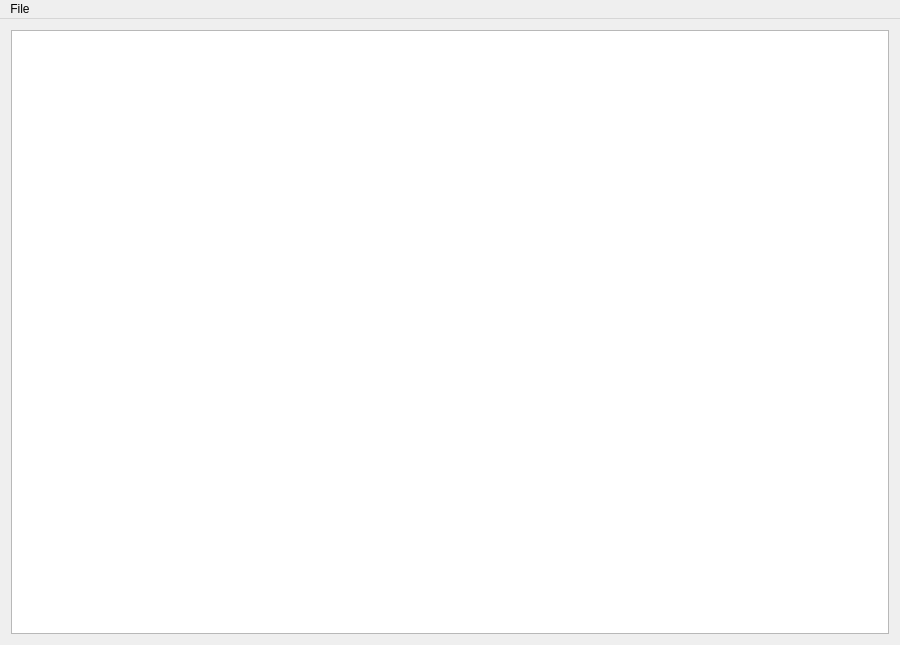
alexyarikov/SimpleJsonViewer, file SimpleJsonViewer/SimpleJsonViewer.ui: the form before one commit.
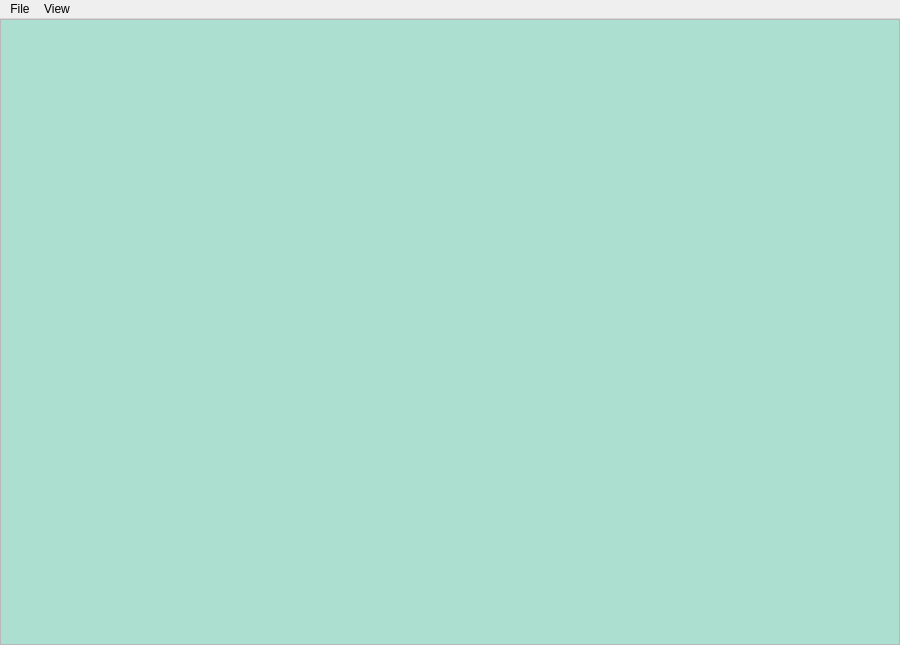
The form after the commit.

```diff
--- a/SimpleJsonViewer/SimpleJsonViewer.ui
+++ b/SimpleJsonViewer/SimpleJsonViewer.ui
@@ -14,9 +14,64 @@
    <string>SimpleJsonViewer</string>
   </property>
   <widget class="QWidget" name="centralWidget">
-   <layout class="QVBoxLayout" name="verticalLayout">
-    <item>
+   <layout class="QGridLayout" name="gridLayout">
+    <property name="leftMargin">
+     <number>0</number>
+    </property>
+    <property name="topMargin">
+     <number>0</number>
+    </property>
+    <property name="rightMargin">
+     <number>0</number>
+    </property>
+    <property name="bottomMargin">
+     <number>0</number>
+    </property>
+    <property name="spacing">
+     <number>0</number>
+    </property>
+    <item row="0" column="0">
      <widget class="QTreeView" name="tvJSON">
+      <property name="palette">
+       <palette>
+        <active>
+         <colorrole role="Base">
+          <brush brushstyle="SolidPattern">
+           <color alpha="255">
+            <red>173</red>
+            <green>223</green>
+            <blue>209</blue>
+           </color>
+          </brush>
+         </colorrole>
+        </active>
+        <inactive>
+         <colorrole role="Base">
+          <brush brushstyle="SolidPattern">
+           <color alpha="255">
+            <red>173</red>
+            <green>223</green>
+            <blue>209</blue>
+           </color>
+          </brush>
+         </colorrole>
+        </inactive>
+        <disabled>
+         <colorrole role="Base">
+          <brush brushstyle="SolidPattern">
+           <color alpha="255">
+            <red>240</red>
+            <green>240</green>
+            <blue>240</blue>
+           </color>
+          </brush>
+         </colorrole>
+        </disabled>
+       </palette>
+      </property>
+      <property name="lineWidth">
+       <number>0</number>
+      </property>
       <property name="editTriggers">
        <set>QAbstractItemView::NoEditTriggers</set>
       </property>
@@ -43,7 +98,15 @@
     <addaction name="actionOpen"/>
     <addaction name="actionExit"/>
    </widget>
+   <widget class="QMenu" name="menuView">
+    <property name="title">
+     <string>View</string>
+    </property>
+    <addaction name="actionExpandTree"/>
+    <addaction name="actionCollapseTree"/>
+   </widget>
    <addaction name="menuOpen_file"/>
+   <addaction name="menuView"/>
   </widget>
   <action name="actionOpen">
    <property name="text">
```
Left out of the diff: 29 changed lines with no effect on the pictures.
